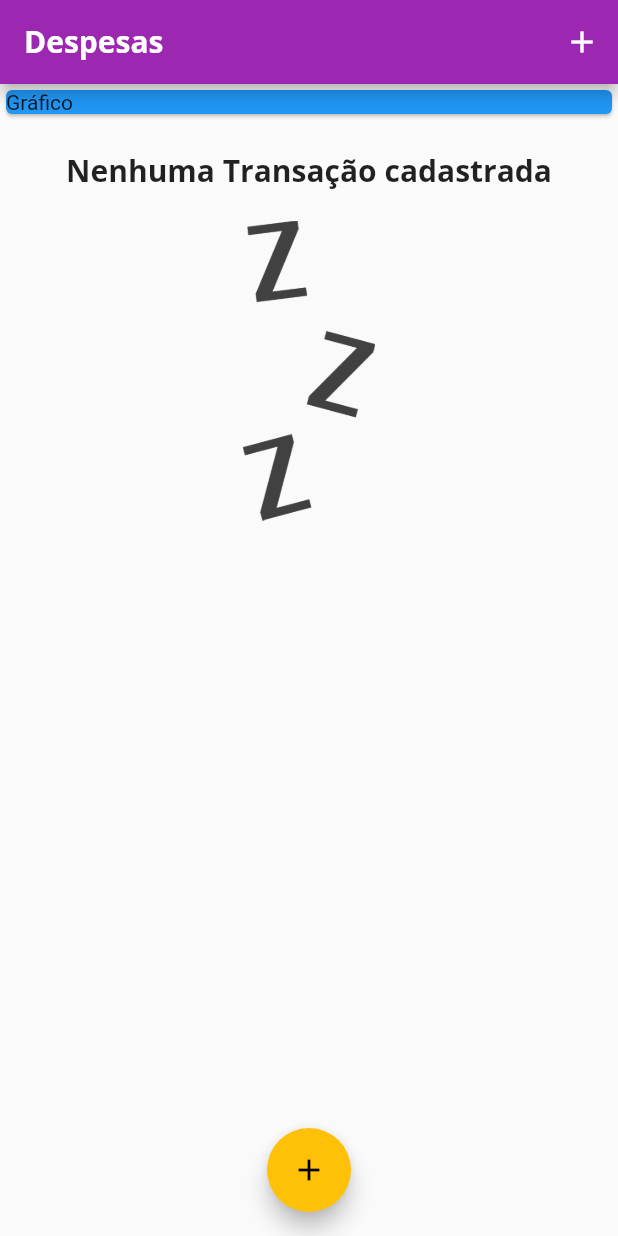
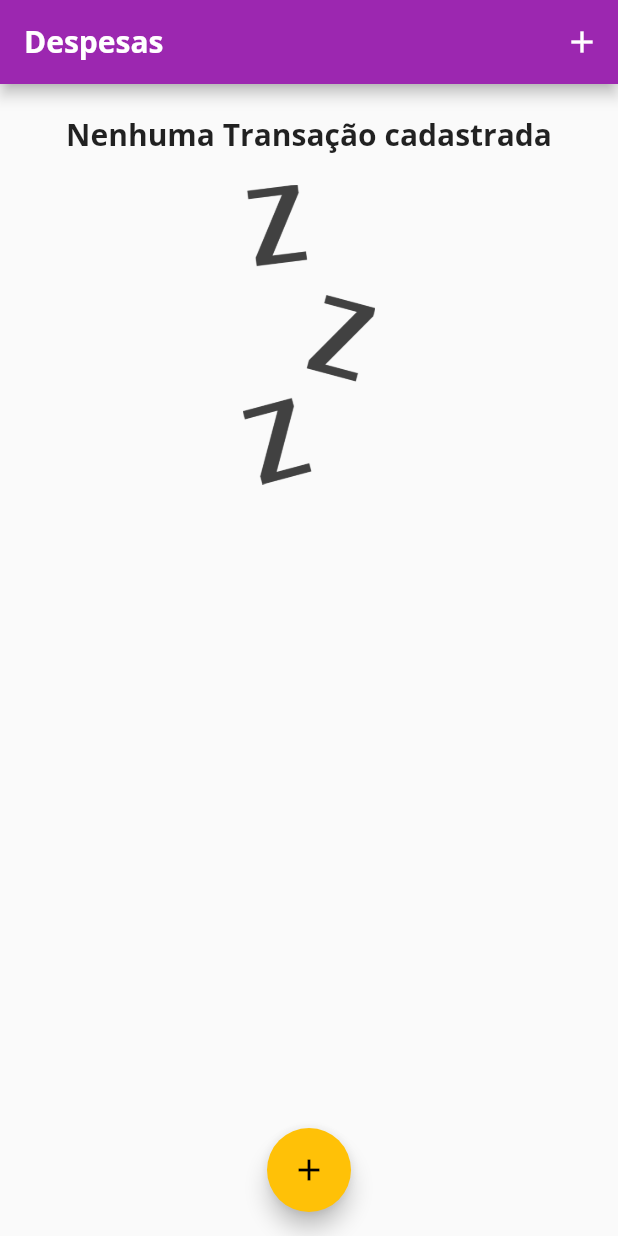
Before and after one commit to lucasleaopinto/AppFinalDWMP2, a Flutter app: the screen it shows after launch, on a phone screen of 412 x 824 dp. Run offline on Flutter 3.47's test engine with Material 2 defaults, Android fonts, the phone set to English and light mode, and no system bars.

```diff
--- a/lib/main.dart
+++ b/lib/main.dart
@@ -46,20 +46,7 @@ class MyHomePage extends StatefulWidget {
 }
 
 class _MyHomePageState extends State<MyHomePage> {
-  final List<Transaction> _transaction = [
-//    Transaction(
-//      id: 't1',
-//      title: 'Internet',
-//      value: 109.99,
-//      date: DateTime.now(),
-//    ),
-//    Transaction(
-//      id: 't2',
-//      title: 'Agua',
-//      value: 52.12,
-//      date: DateTime.now(),
-//    ),
-  ];
+  final List<Transaction> _transaction = [];
 
   _addTransaction(String title, double value, DateTime date) {
     final newTransaction = Transaction(
@@ -108,12 +95,6 @@ class _MyHomePageState extends State<MyHomePage> {
           // mainAxisAlignment: MainAxisAlignment.spaceAround,
           crossAxisAlignment: CrossAxisAlignment.stretch,
           children: <Widget>[
-            Container(
-              child: Card(
-                color: Colors.blue,
-                child: Text('Gráfico'),
-              ),
-            ),
             TransactionList(_transaction, _removeTransaction),
           ],
         ),
```
